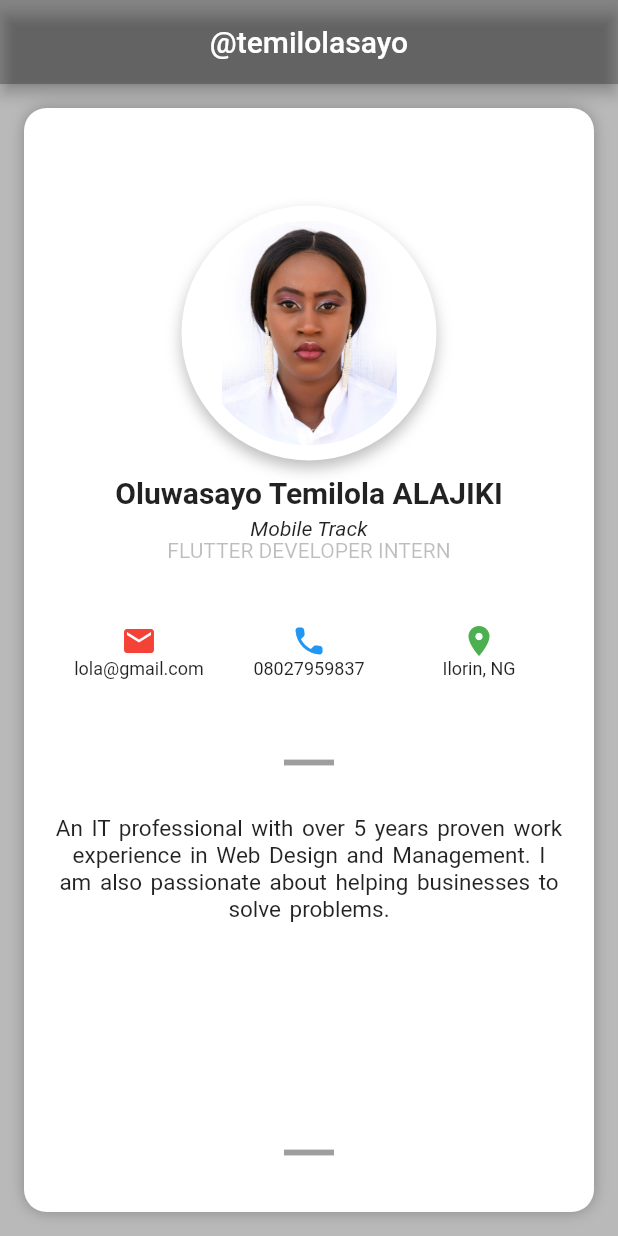
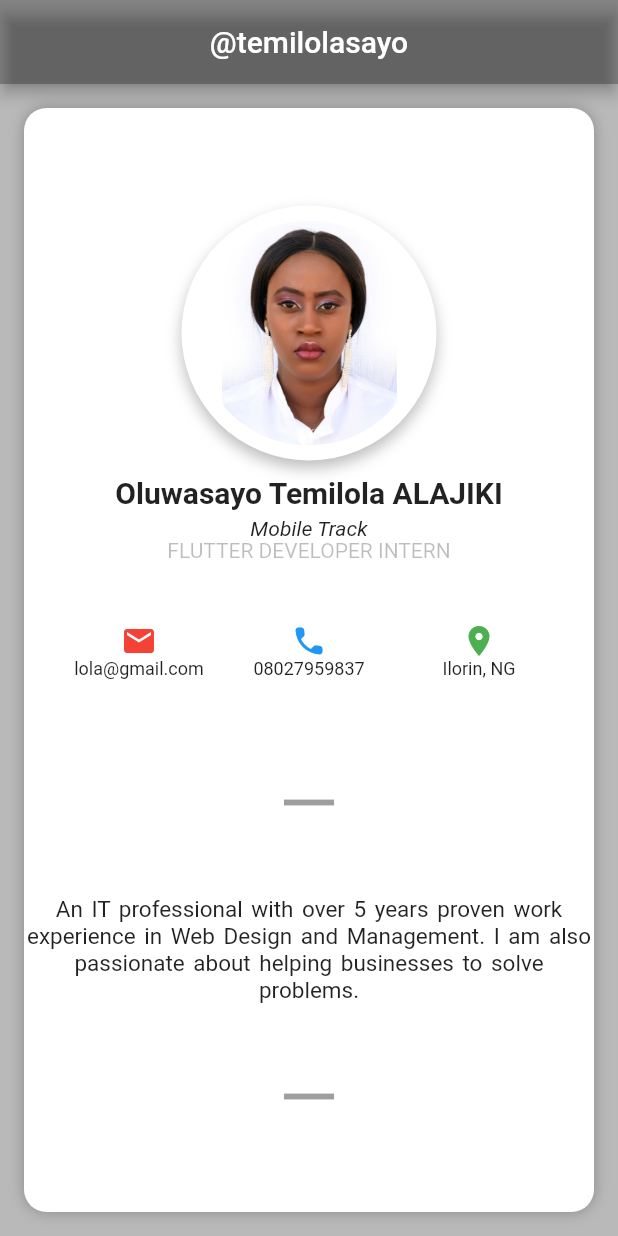
Before and after one commit to temilolasayo/my_portfolio, a Flutter app: the screen it shows after launch, on a phone screen of 412 x 824 dp. Run offline on Flutter 3.47's test engine with Material 2 defaults, Android fonts, the phone set to English and light mode, and no system bars.

Commit message:
FIxed the overflow issues for smaller screen

```diff
--- a/lib/main.dart
+++ b/lib/main.dart
@@ -166,25 +166,14 @@ class PortfolioApp extends StatelessWidget {
                           ),
                         ),
                       ),
-                      Padding(
-                        padding: const EdgeInsets.only(
-                          top: 10.0,
-                        ),
+                      Expanded(
                         child: Icon(
                           Icons.horizontal_rule,
                           size: 50,
                           color: Colors.black38,
                         ),
                       ),
-
-                      Expanded(
-                        child: Padding(
-                          padding: const EdgeInsets.only(
-                            top: 10.0,
-                            left: 20.0,
-                            right: 20.0,
-                          ),
-                          child: Text(
+                      Text(
                         'An IT professional with over 5 years proven work experience in Web Design and Management. I am also passionate about helping businesses to solve problems.',
                         textAlign: TextAlign.center,
                         style: TextStyle(
@@ -192,12 +181,12 @@ class PortfolioApp extends StatelessWidget {
                           wordSpacing: 2.0,
                         ),
                       ),
-                        ),
-                      ),
-                      Icon(
+                      Expanded(
+                        child: Icon(
                           Icons.horizontal_rule,
                           size: 50,
                           color: Colors.black38,
+                        ),
                       ),
                     ],
                   )),
```
Lines whose indentation alone changed are shown as unchanged.
